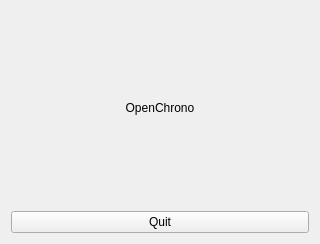
Old version of the form uc_projets/openchrono/gui_qt/openchrono/ui/about.ui in the repository BackupTheBerlios/openphysic-svn.
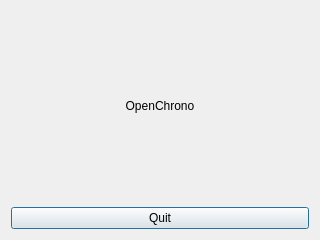
New version of the form.

```diff
--- a/uc_projets/openchrono/gui_qt/openchrono/ui/about.ui
+++ b/uc_projets/openchrono/gui_qt/openchrono/ui/about.ui
@@ -6,7 +6,7 @@
     <x>0</x>
     <y>0</y>
     <width>320</width>
-    <height>244</height>
+    <height>240</height>
    </rect>
   </property>
   <property name="windowTitle" >
@@ -24,9 +24,18 @@
      <property name="text" >
       <string>OpenChrono</string>
      </property>
+     <property name="textFormat" >
+      <enum>Qt::AutoText</enum>
+     </property>
+     <property name="scaledContents" >
+      <bool>false</bool>
+     </property>
      <property name="alignment" >
       <set>Qt::AlignCenter</set>
      </property>
+     <property name="wordWrap" >
+      <bool>true</bool>
+     </property>
     </widget>
    </item>
    <item>
@@ -34,6 +43,12 @@
      <property name="text" >
       <string>Quit</string>
      </property>
+     <property name="autoDefault" >
+      <bool>true</bool>
+     </property>
+     <property name="default" >
+      <bool>true</bool>
+     </property>
     </widget>
    </item>
   </layout>
```
